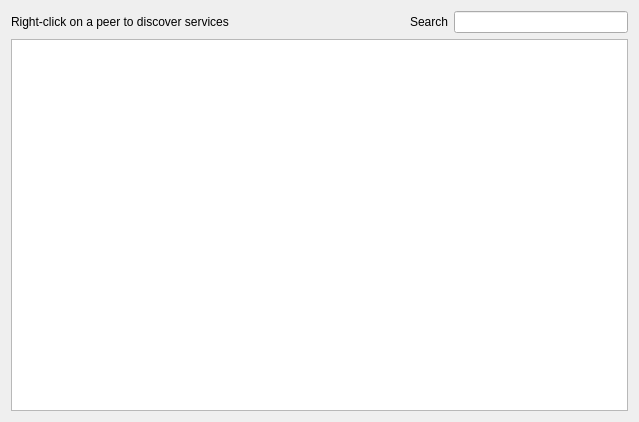
pinnaculum/galacteek, file galacteek/ui/peersmgr.ui: the form before one commit.
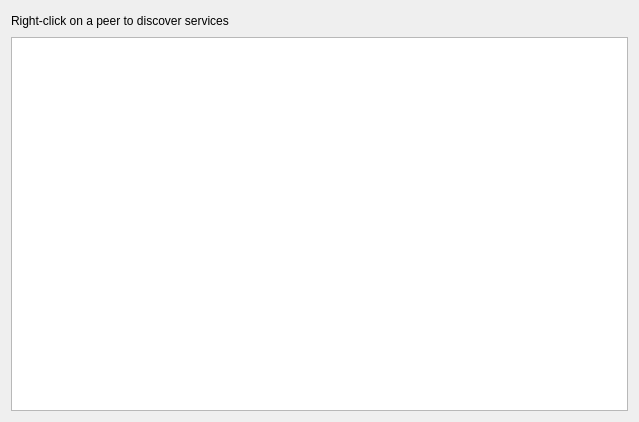
The form after the commit.

Diff of the .ui file:
```diff
--- a/galacteek/ui/peersmgr.ui
+++ b/galacteek/ui/peersmgr.ui
@@ -38,26 +38,6 @@
          </property>
         </spacer>
        </item>
-       <item>
-        <widget class="QLabel" name="label_2">
-         <property name="text">
-          <string>Search</string>
-         </property>
-        </widget>
-       </item>
-       <item>
-        <widget class="QLineEdit" name="search">
-         <property name="maximumSize">
-          <size>
-           <width>250</width>
-           <height>16777215</height>
-          </size>
-         </property>
-         <property name="maxLength">
-          <number>128</number>
-         </property>
-        </widget>
-       </item>
       </layout>
      </item>
      <item>
```
Left out of the diff: 4 changed lines with no effect on the pictures.
